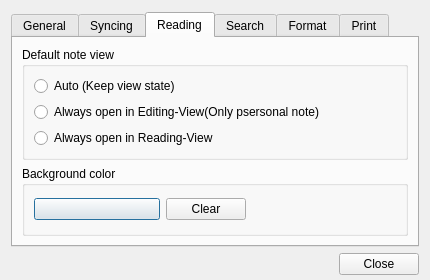
WizTeam/WizQTClient, file src/ui/wizpreferencedialog.ui: the form before one commit.
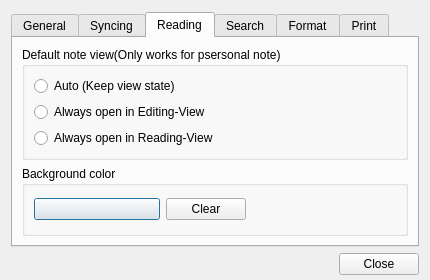
The form after the commit. The open tabs and pages were chosen to show the change.

```diff
--- a/src/ui/wizpreferencedialog.ui
+++ b/src/ui/wizpreferencedialog.ui
@@ -327,7 +327,7 @@
        <item>
         <widget class="QGroupBox" name="groupBoxNoteView">
          <property name="title">
-          <string>Default note view</string>
+          <string>Default note view(Only works for psersonal note)</string>
          </property>
          <layout class="QVBoxLayout" name="verticalLayout_8">
           <item>
@@ -340,7 +340,7 @@
           <item>
            <widget class="QRadioButton" name="radioAlwaysEditing">
             <property name="text">
-             <string>Always open in Editing-View(Only psersonal note)</string>
+             <string>Always open in Editing-View</string>
             </property>
            </widget>
           </item>
```
